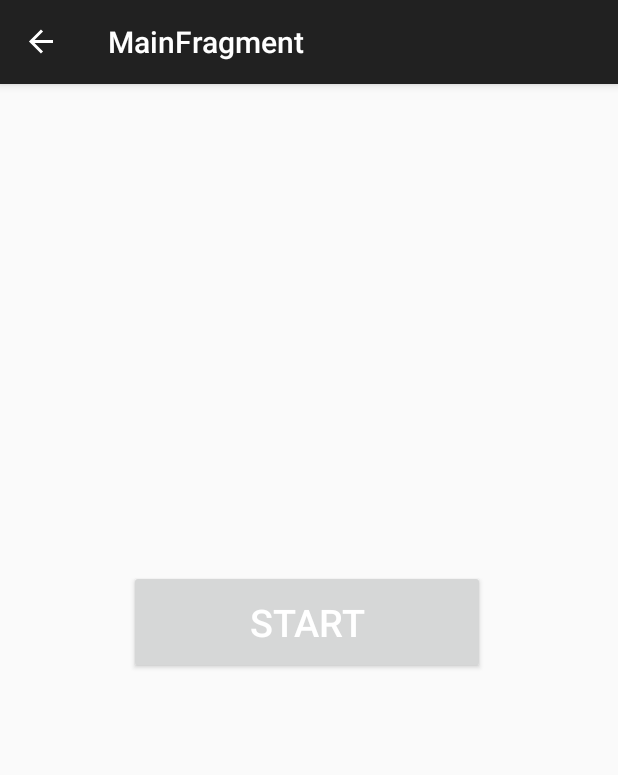
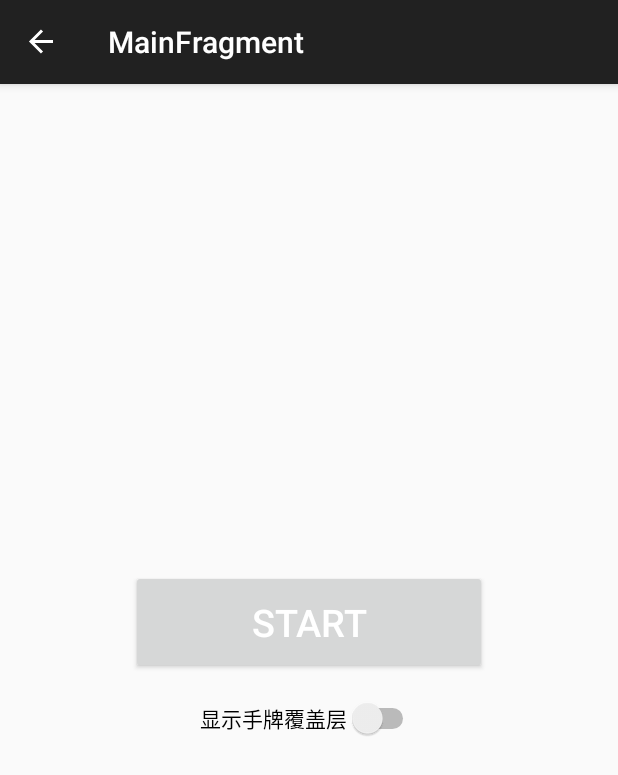
Before and after one commit to 2779606141/ncnn-android-yolov8-guandan, an Android app: the MainFragment screen opened through its navigation route, after a tap on "打开设置", on a phone screen of 412 x 824 dp. Shown: the top 775 px of the screen. Run offline under Robolectric (Android 15) with nearby library versions, the phone set to English and light mode, and no system bars; our stand-ins replace navigation-ui; network calls fail.

Commit message:
加入配置选项

```diff
--- a/app/src/main/java/com/tencent/yolov8ncnn/ApiService.java
+++ b/app/src/main/java/com/tencent/yolov8ncnn/ApiService.java
@@ -9,9 +9,9 @@ import retrofit2.http.Body;
 import retrofit2.http.POST;
 
 public interface ApiService {
-    @POST("/BookManager/game/save")
+    @POST("/GuanDanManager/game/save")
     Call<ResponseBody> createGameRecord(@Body GameRecords gameRecord);
 
-    @POST("/BookManager/user/login")
+    @POST("/GuanDanManager/user/login")
     Call<Map<String, Object>> login(@Body User user);
 }
--- a/app/src/main/java/com/tencent/yolov8ncnn/LoginFragment.java
+++ b/app/src/main/java/com/tencent/yolov8ncnn/LoginFragment.java
@@ -43,8 +43,8 @@ public class LoginFragment extends Fragment {
                 String password = passwordEditText.getText().toString().trim();
 
                 User user = new User(username, password, (byte) 0);
-//                sendLoginRequest(user);
-                Navigation.findNavController(v).navigate(R.id.action_loginFragment_to_mainFragment);
+                sendLoginRequest(user);
+//                Navigation.findNavController(v).navigate(R.id.action_loginFragment_to_mainFragment);
             }
         });
 
@@ -54,7 +54,7 @@ public class LoginFragment extends Fragment {
     private void sendLoginRequest(User user) {
         if (!isAdded()) return; // 确保Fragment已附加
 
-        ApiService apiService = RetrofitClient.getClient().create(ApiService.class);
+        ApiService apiService = RetrofitClient.getClient(getContext()).create(ApiService.class);
         Call<Map<String, Object>> call = apiService.login(user);
 
         call.enqueue(new Callback<Map<String, Object>>() {
--- a/app/src/main/java/com/tencent/yolov8ncnn/MainFragment.java
+++ b/app/src/main/java/com/tencent/yolov8ncnn/MainFragment.java
@@ -15,6 +15,8 @@ import android.view.LayoutInflater;
 import android.view.View;
 import android.view.ViewGroup;
 import android.widget.Button;
+import android.widget.CompoundButton;
+import android.widget.Switch;
 
 import androidx.annotation.NonNull;
 import androidx.annotation.Nullable;
@@ -34,12 +36,18 @@ public class MainFragment extends Fragment {
             requestOverlayDisplayPermission();
         }
 
-        Button initButton = view.findViewById(R.id.init);
+        Button initButton = view.findViewById(R.id.init );
         initButton.setOnClickListener(new View.OnClickListener() {
             @Override
             public void onClick(View v) {
                 initMediaProjectionManager();
             }
+        });
+
+        Switch showHandCardOverlaySwitch = view.findViewById(R.id.showHandCardOverlaySwitch);
+        showHandCardOverlaySwitch.setOnCheckedChangeListener((buttonView, isChecked) -> {
+            // 更新全局变量
+            AppConfig.getInstance().setShowHandCardOverlay(isChecked);
         });
 
         return view;
--- a/app/src/main/res/layout/activity_main.xml
+++ b/app/src/main/res/layout/activity_main.xml
@@ -5,6 +5,7 @@
     android:layout_width="match_parent"
     android:layout_height="match_parent"
     tools:context=".MainActivity">
+
 
     <fragment
         android:id="@+id/nav_host_fragment"
--- a/app/src/main/res/layout/floating_layout.xml
+++ b/app/src/main/res/layout/floating_layout.xml
@@ -152,6 +152,11 @@
             android:minHeight="0dip"
             android:textColor="#000000"
             android:text="移位" />
+        <Button
+            android:id="@+id/backToMainButton"
+            android:layout_width="wrap_content"
+            android:layout_height="wrap_content"
+            android:text="返回主页面" />
 
         <TextView
             android:id="@+id/textView"
@@ -160,5 +165,6 @@
             android:textColor="#00000000"
             android:text="拖拽移动"
             android:textStyle="bold" />
+
     </LinearLayout>
 </androidx.constraintlayout.widget.ConstraintLayout>
--- a/app/src/main/res/layout/fragment_main.xml
+++ b/app/src/main/res/layout/fragment_main.xml
@@ -6,6 +6,15 @@
     android:layout_height="match_parent"
     tools:context=".MainActivity">
 
+    <Switch
+        android:id="@+id/showHandCardOverlaySwitch"
+        android:layout_width="wrap_content"
+        android:layout_height="wrap_content"
+        android:layout_marginTop="16dp"
+        android:text="显示手牌覆盖层"
+        app:layout_constraintEnd_toEndOf="parent"
+        app:layout_constraintStart_toStartOf="parent"
+        app:layout_constraintTop_toBottomOf="@id/init" />
     <Button
         android:id="@+id/init"
         android:layout_width="237dp"
@@ -15,7 +24,6 @@
         android:textColor="@android:color/white"
         android:textSize="25sp"
         app:layout_constraintEnd_toEndOf="parent"
-        app:layout_constraintHorizontal_bias="0.491"
         app:layout_constraintStart_toStartOf="parent"
         app:layout_constraintTop_toTopOf="parent" />
 
```
Also changed, not shown: app/src/main/java/com/tencent/yolov8ncnn/AppConfig.java (added, +23 -0 lines), app/src/main/java/com/tencent/yolov8ncnn/FloatingWindowService.java (+71 -21 lines), app/src/main/java/com/tencent/yolov8ncnn/GameRecorder.java (+5 -4 lines), app/src/main/java/com/tencent/yolov8ncnn/GameRecords.java (+2 -9 lines), app/src/main/java/com/tencent/yolov8ncnn/Player.java (+5 -5 lines), app/src/main/java/com/tencent/yolov8ncnn/RetrofitClient.java (+31 -5 lines), 1 other file.
